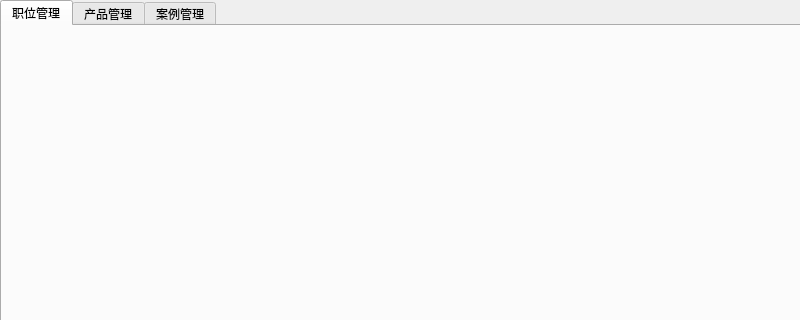
Before: the Qt Designer form mainwindow.ui in NightXDreamin/HRWindow, drawn with Qt 5; both pictures show x 0 to 800 and y 0 to 320 of the 800 by 600 pixel window.
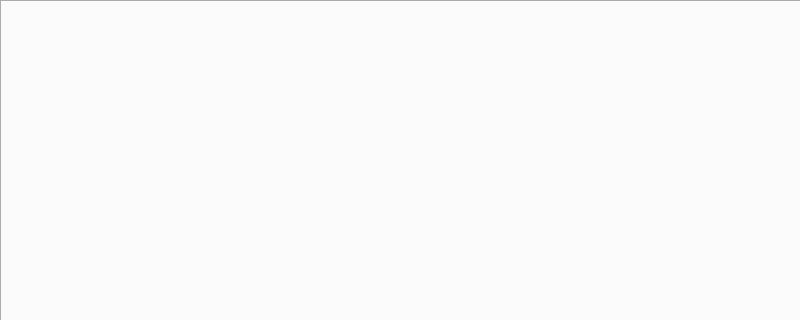
After: the same form once the commit is applied.

Commit message:
Improve login error handling and update UI tabs
Changed login API URL to use HTTPS and added detailed JSON parsing error handling in LoginWindow. Also updated mainwindow.ui to set the tab widget's currentIndex to -1 and removed job, product, and case management tabs.

Diff of the .ui file:
```diff
--- a/mainwindow.ui
+++ b/mainwindow.ui
@@ -26,21 +26,6 @@
     <property name="currentIndex">
      <number>0</number>
     </property>
-    <widget class="QWidget" name="jobTab">
-     <attribute name="title">
-      <string>职位管理</string>
-     </attribute>
-    </widget>
-    <widget class="QWidget" name="productTab">
-     <attribute name="title">
-      <string>产品管理</string>
-     </attribute>
-    </widget>
-    <widget class="QWidget" name="caseTab">
-     <attribute name="title">
-      <string>案例管理</string>
-     </attribute>
-    </widget>
    </widget>
   </widget>
   <widget class="QStatusBar" name="statusbar"/>
```
Left out of the diff: 2 changed lines with no effect on the pictures. The commit also changes 1 other file.
